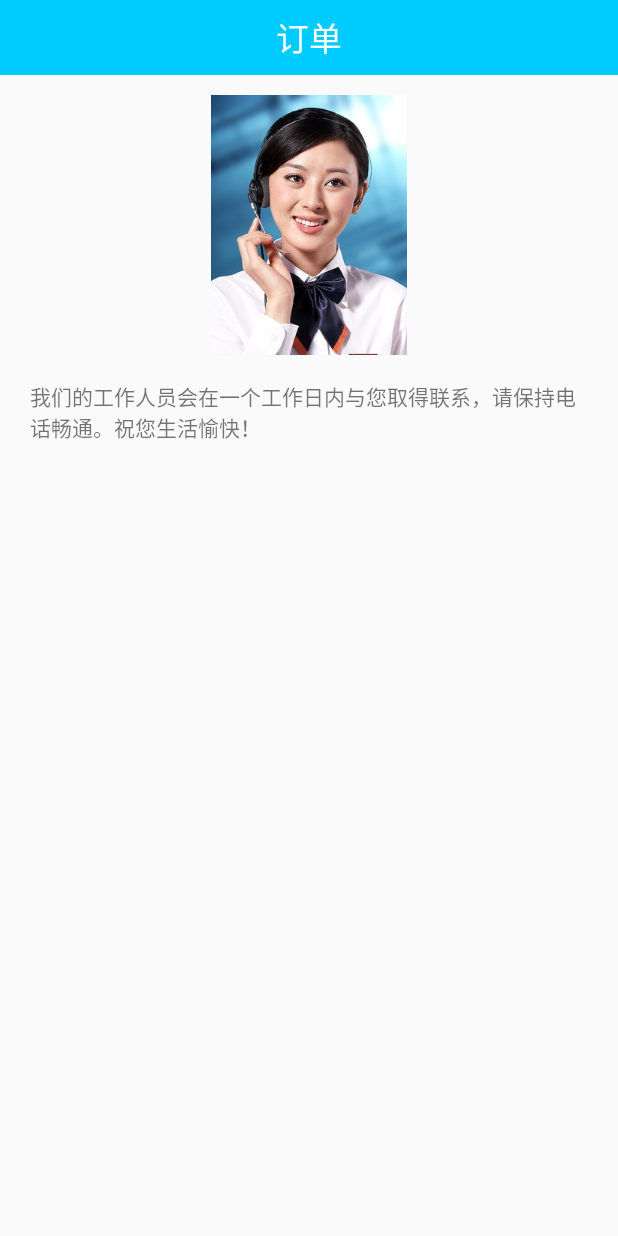
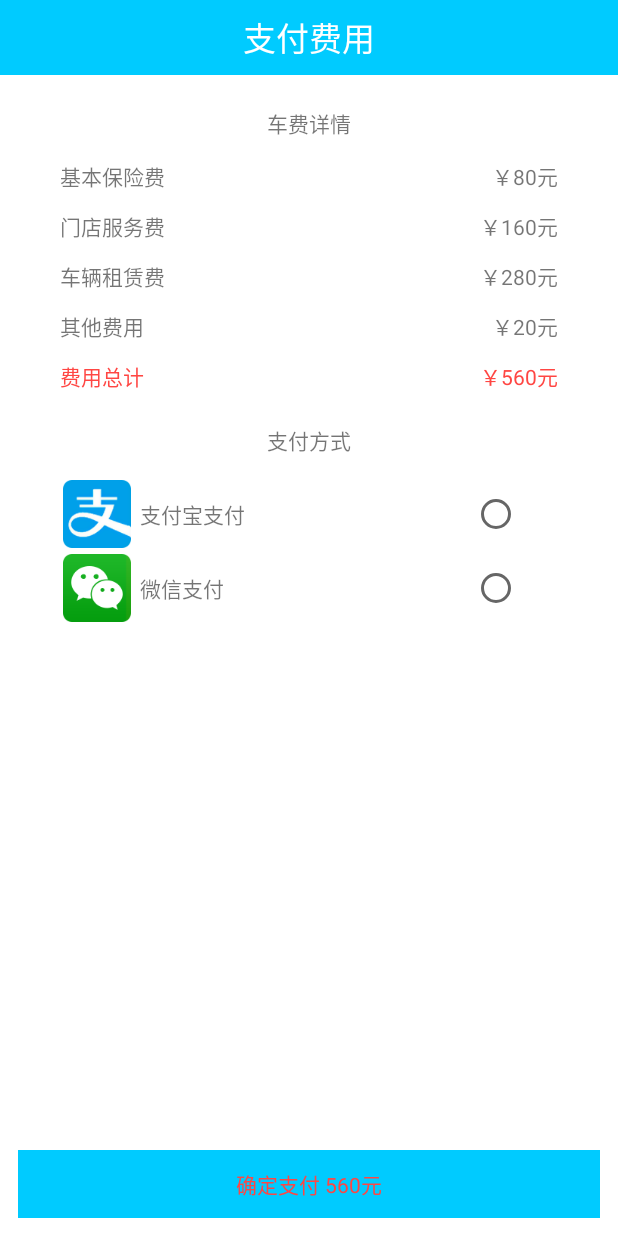
Before and after one commit to aitonjiaotong/BaMinZuChe2016-01-26, an Android app: the MakeSureOrder screen opened directly, with no data from a screen before it, after a tap on "提交订单", on a phone screen of 412 x 824 dp. Run offline under Robolectric (Android 15) with nearby library versions, the phone set to English and light mode, and no system bars.

Commit message:
2016年1月27日14:00:57

```diff
--- a/八闽租车/src/main/AndroidManifest.xml
+++ b/八闽租车/src/main/AndroidManifest.xml
@@ -37,7 +37,7 @@
         </activity>
         <activity
             android:name=".LoginActivity"
-            android:label="@string/title_activity_login" >
+            android:label="@string/title_activity_login">
             <intent-filter>
                 <action android:name="android.intent.action.MAIN" />
 
@@ -86,6 +86,10 @@
             android:name=".EnterpriseConfirmOrderActivity"
             android:label="@string/title_activity_enterprise_confirm_order" >
         </activity>
+        <activity
+            android:name=".model.PayActivity"
+            android:label="@string/title_activity_pay" >
+        </activity>
     </application>
 
 </manifest>
--- a/八闽租车/src/main/java/com/aiton/bamin/shenzhouzuche2016_1_26/MakeSureOrder.java
+++ b/八闽租车/src/main/java/com/aiton/bamin/shenzhouzuche2016_1_26/MakeSureOrder.java
@@ -5,25 +5,32 @@ import android.os.Bundle;
 import android.support.v7.app.AppCompatActivity;
 import android.view.View;
 
-public class MakeSureOrder extends AppCompatActivity implements View.OnClickListener {
+import com.aiton.bamin.shenzhouzuche2016_1_26.model.PayActivity;
+
+public class MakeSureOrder extends AppCompatActivity implements View.OnClickListener
+{
 
     @Override
-    protected void onCreate(Bundle savedInstanceState) {
+    protected void onCreate(Bundle savedInstanceState)
+    {
         super.onCreate(savedInstanceState);
         setContentView(R.layout.activity_make_sure_order);
         setListener();
     }
 
-    private void setListener() {
+    private void setListener()
+    {
         findViewById(R.id.makeSure).setOnClickListener(this);
     }
 
     @Override
-    public void onClick(View v) {
-        Intent intent= new Intent();
-        switch (v.getId()){
+    public void onClick(View v)
+    {
+        Intent intent = new Intent();
+        switch (v.getId())
+        {
             case R.id.makeSure:
-                intent.setClass(MakeSureOrder.this,OrderActivity.class);
+                intent.setClass(MakeSureOrder.this, PayActivity.class);
                 startActivity(intent);
                 break;
         }
--- /dev/null
+++ b/八闽租车/src/main/java/com/aiton/bamin/shenzhouzuche2016_1_26/model/PayActivity.java
@@ -0,0 +1,50 @@
+package com.aiton.bamin.shenzhouzuche2016_1_26.model;
+
+import android.content.Intent;
+import android.os.Bundle;
+import android.support.v7.app.AppCompatActivity;
+import android.view.View;
+import android.widget.TextView;
+
+import com.aiton.bamin.shenzhouzuche2016_1_26.OrderActivity;
+import com.aiton.bamin.shenzhouzuche2016_1_26.R;
+
+public class PayActivity extends AppCompatActivity implements View.OnClickListener
+{
+
+    private TextView mTv_btn_confirm_pay;
+
+    @Override
+    protected void onCreate(Bundle savedInstanceState)
+    {
+        super.onCreate(savedInstanceState);
+        setContentView(R.layout.activity_pay);
+        initUI();
+        setOnclick();
+    }
+
+    private void initUI()
+    {
+        mTv_btn_confirm_pay = (TextView) findViewById(R.id.tv_btn_confirm_pay);
+    }
+
+    private void setOnclick()
+    {
+        mTv_btn_confirm_pay.setOnClickListener(this);
+    }
+
+    @Override
+    public void onClick(View v)
+    {
+        Intent intent = new Intent();
+        switch (v.getId())
+        {
+            case R.id.tv_btn_confirm_pay:
+                intent.setClass(PayActivity.this, OrderActivity.class);
+                startActivity(intent);
+                break;
+        }
+    }
+
+
+}
--- /dev/null
+++ b/八闽租车/src/main/res/layout/activity_pay.xml
@@ -0,0 +1,269 @@
+<RelativeLayout xmlns:android="http://schemas.android.com/apk/res/android"
+                xmlns:tools="http://schemas.android.com/tools"
+                android:layout_width="match_parent"
+                android:layout_height="match_parent"
+                android:background="@color/white"
+                tools:context="com.aiton.bamin.shenzhouzuche2016_1_26.model.PayActivity">
+
+    <TextView
+        android:id="@+id/tv_action_bar_title"
+        android:layout_width="match_parent"
+        android:layout_height="50dp"
+        android:background="@color/actionbar_color"
+        android:gravity="center"
+        android:text="支付费用"
+        android:textColor="@color/white"
+        android:textSize="@dimen/ActionBar_Title_Size"/>
+
+    <ScrollView
+        android:layout_width="match_parent"
+        android:layout_height="match_parent"
+        android:layout_below="@+id/tv_action_bar_title">
+
+        <LinearLayout
+            android:layout_width="match_parent"
+            android:layout_height="match_parent"
+            android:orientation="vertical">
+
+            <LinearLayout
+                android:id="@+id/ll_pay_detail"
+                android:layout_width="match_parent"
+                android:layout_height="wrap_content"
+                android:layout_marginTop="20dp"
+                android:gravity="center"
+                android:orientation="horizontal">
+
+                <TextView
+                    android:layout_width="100dp"
+                    android:layout_height="@dimen/line_width"
+                    android:layout_margin="12dp"/>
+
+                <TextView
+                    android:layout_width="wrap_content"
+                    android:layout_height="wrap_content"
+                    android:gravity="center"
+                    android:text="车费详情"/>
+
+                <TextView
+                    android:layout_width="100dp"
+                    android:layout_height="@dimen/line_width"
+                    android:layout_margin="12dp"/>
+            </LinearLayout>
+
+            <LinearLayout
+                android:layout_width="match_parent"
+                android:layout_height="wrap_content"
+                android:layout_below="@+id/ll_pay_detail"
+                android:orientation="vertical">
+
+                <LinearLayout
+                    android:layout_width="match_parent"
+                    android:layout_height="wrap_content"
+                    android:layout_marginLeft="40dp"
+                    android:layout_marginRight="40dp"
+                    android:layout_marginTop="12dp"
+                    android:gravity="center"
+                    android:orientation="horizontal">
+
+                    <TextView
+                        android:layout_width="wrap_content"
+                        android:layout_height="wrap_content"
+                        android:layout_weight="1"
+                        android:text="基本保险费"/>
+
+                    <TextView
+                        android:layout_width="wrap_content"
+                        android:layout_height="wrap_content"
+                        android:text="￥80元"/>
+                </LinearLayout>
+
+                <LinearLayout
+                    android:layout_width="match_parent"
+                    android:layout_height="wrap_content"
+                    android:layout_marginLeft="40dp"
+                    android:layout_marginRight="40dp"
+                    android:layout_marginTop="12dp"
+                    android:gravity="center"
+                    android:orientation="horizontal">
+
+                    <TextView
+                        android:layout_width="wrap_content"
+                        android:layout_height="wrap_content"
+                        android:layout_weight="1"
+                        android:text="门店服务费"/>
+
+                    <TextView
+                        android:layout_width="wrap_content"
+                        android:layout_height="wrap_content"
+                        android:text="￥160元"/>
+                </LinearLayout>
+
+                <LinearLayout
+                    android:layout_width="match_parent"
+                    android:layout_height="wrap_content"
+                    android:layout_marginLeft="40dp"
+                    android:layout_marginRight="40dp"
+                    android:layout_marginTop="12dp"
+                    android:gravity="center"
+                    android:orientation="horizontal">
+
+                    <TextView
+                        android:layout_width="wrap_content"
+                        android:layout_height="wrap_content"
+                        android:layout_weight="1"
+                        android:text="车辆租赁费"/>
+
+                    <TextView
+                        android:layout_width="wrap_content"
+                        android:layout_height="wrap_content"
+                        android:text="￥280元"/>
+                </LinearLayout>
+
+                <LinearLayout
+                    android:layout_width="match_parent"
+                    android:layout_height="wrap_content"
+                    android:layout_marginLeft="40dp"
+                    android:layout_marginRight="40dp"
+                    android:layout_marginTop="12dp"
+                    android:gravity="center"
+                    android:orientation="horizontal">
+
+                    <TextView
+                        android:layout_width="wrap_content"
+                        android:layout_height="wrap_content"
+                        android:layout_weight="1"
+                        android:text="其他费用"/>
+
+                    <TextView
+                        android:layout_width="wrap_content"
+                        android:layout_height="wrap_content"
+                        android:text="￥20元"/>
+                </LinearLayout>
+
+                <LinearLayout
+                    android:layout_width="match_parent"
+                    android:layout_height="wrap_content"
+                    android:layout_marginLeft="40dp"
+                    android:layout_marginRight="40dp"
+                    android:layout_marginTop="12dp"
+                    android:gravity="center"
+                    android:orientation="horizontal">
+
+                    <TextView
+                        android:layout_width="wrap_content"
+                        android:layout_height="wrap_content"
+                        android:layout_weight="1"
+                        android:text="费用总计"
+                        android:textColor="@color/pink_deep"/>
+
+                    <TextView
+                        android:layout_width="wrap_content"
+                        android:layout_height="wrap_content"
+                        android:text="￥560元"
+                        android:textColor="@color/pink_deep"/>
+                </LinearLayout>
+
+                <LinearLayout
+                    android:id="@+id/ll_pay_type"
+                    android:layout_width="match_parent"
+                    android:layout_height="wrap_content"
+                    android:layout_below="@+id/tv_action_bar_title"
+                    android:layout_marginTop="20dp"
+                    android:gravity="center"
+                    android:orientation="horizontal">
+
+                    <TextView
+                        android:layout_width="100dp"
+                        android:layout_height="@dimen/line_width"
+                        android:layout_margin="12dp"/>
+
+                    <TextView
+                        android:layout_width="wrap_content"
+                        android:layout_height="wrap_content"
+                        android:gravity="center"
+                        android:text="支付方式"/>
+
+                    <TextView
+                        android:layout_width="100dp"
+                        android:layout_height="@dimen/line_width"
+                        android:layout_margin="12dp"/>
+                </LinearLayout>
+
+                <LinearLayout
+                    android:layout_width="match_parent"
+                    android:gravity="center_horizontal"
+                    android:layout_marginTop="12dp"
+                    android:layout_marginLeft="40dp"
+                    android:layout_marginRight="40dp"
+                    android:orientation="horizontal"
+                    android:layout_height="wrap_content">
+
+                    <LinearLayout
+                        android:layout_weight="1"
+                        android:orientation="vertical"
+                        android:layout_width="match_parent"
+                        android:gravity="center_vertical"
+                        android:layout_height="match_parent">
+
+                        <TextView
+                            android:id="@+id/tv_pay_alipay"
+                            android:layout_weight="1"
+                            android:padding="2dp"
+                            android:layout_width="wrap_content"
+                            android:layout_height="match_parent"
+                            android:gravity="center_vertical"
+                            android:drawablePadding="6dp"
+                            android:drawableLeft="@mipmap/pay_center_icons_17"
+                            android:text="支付宝支付"/>
+
+                        <TextView
+                            android:id="@+id/tv_pay_wechat"
+                            android:layout_weight="1"
+                            android:layout_width="wrap_content"
+                            android:layout_height="match_parent"
+                            android:gravity="center_vertical"
+                            android:padding="2dp"
+                            android:layout_below="@+id/tv_pay_alipay"
+                            android:drawablePadding="6dp"
+                            android:drawableLeft="@mipmap/pay_center_icons_19"
+                            android:text="微信支付"/>
+                    </LinearLayout>
+
+                    <RadioGroup
+                        android:layout_weight="3"
+                        android:orientation="vertical"
+                        android:layout_width="match_parent"
+                        android:gravity="center"
+                        android:layout_height="match_parent">
+
+                        <RadioButton
+                            android:layout_weight="1"
+                            android:layout_width="wrap_content"
+                            android:layout_height="match_parent"/>
+
+                        <RadioButton
+                            android:layout_width="wrap_content"
+                            android:layout_weight="1"
+                            android:layout_height="match_parent"/>
+                    </RadioGroup>
+
+
+                </LinearLayout>
+
+
+            </LinearLayout>
+        </LinearLayout>
+    </ScrollView>
+
+    <TextView
+        android:id="@+id/tv_btn_confirm_pay"
+        android:layout_width="match_parent"
+        android:layout_height="wrap_content"
+        android:layout_alignParentBottom="true"
+        android:layout_margin="12dp"
+        android:background="@drawable/login_btn_selector"
+        android:gravity="center"
+        android:padding="12dp"
+        android:text="确定支付 560元"
+        android:textColor="@color/pink_deep"/>
+</RelativeLayout>
--- /dev/null
+++ b/八闽租车/src/main/res/menu/menu_pay.xml
@@ -0,0 +1,9 @@
+<menu xmlns:android="http://schemas.android.com/apk/res/android"
+      xmlns:app="http://schemas.android.com/apk/res-auto"
+      xmlns:tools="http://schemas.android.com/tools"
+      tools:context="com.aiton.bamin.shenzhouzuche2016_1_26.model.PayActivity">
+    <item android:id="@+id/action_settings"
+          android:title="@string/action_settings"
+          android:orderInCategory="100"
+          app:showAsAction="never"/>
+</menu>
--- a/八闽租车/src/main/res/values/strings.xml
+++ b/八闽租车/src/main/res/values/strings.xml
@@ -21,4 +21,5 @@
     <string name="title_activity_order">OrderActivity</string>
     <string name="title_activity_enterprise_check_car">EnterpriseCheckCarActivity</string>
     <string name="title_activity_enterprise_confirm_order">EnterpriseConfirmOrderActivity</string>
+    <string name="title_activity_pay">PayActivity</string>
 </resources>
```
Also changed, not shown: 八闽租车/src/main/java/com/aiton/bamin/shenzhouzuche2016_1_26/MineActivity.java (+17 -1 lines), 八闽租车/src/main/res/mipmap-xhdpi/pay_center_icons_17.png (added), 八闽租车/src/main/res/mipmap-xhdpi/pay_center_icons_19.png (added).
